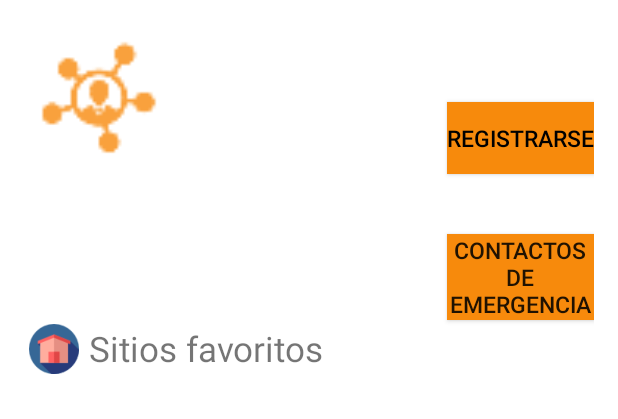
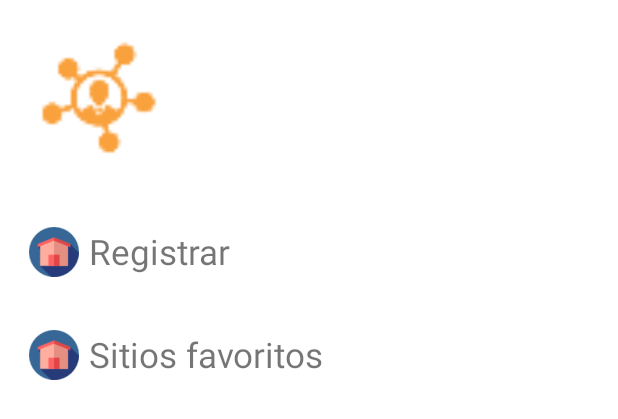
Before and after one commit to LauraCortes/PlanIt, an Android app: the layout activity_main.xml on its own in the app's theme, with its tools: preview values and no code run, on a phone screen of 412 x 824 dp. Shown: the top 419 px of the screen. Run offline under Robolectric (Android 15) with nearby library versions, the phone set to English and light mode, and no system bars.

Commit message:
Registrar req1

```diff
--- a/app/src/main/java/com/example/laura/planit/Services/MyService.java
+++ b/app/src/main/java/com/example/laura/planit/Services/MyService.java
@@ -3,6 +3,9 @@ package com.example.laura.planit.Services;
 import android.app.Service;
 import android.content.Intent;
 import android.os.IBinder;
+
+import com.example.laura.planit.Logica.User;
+import com.example.laura.planit.Persistencia.DBHandler;
 
 import static android.content.Intent.getIntent;
 
@@ -18,10 +21,13 @@ public class MyService extends Service {
 
     @Override
     public int onStartCommand(Intent intent, int flags, int startId) {
-        String requerimiento = intent.getExtras().getString("parametro");
+        String requerimiento = intent.getExtras().getString("Requerimiento");
         if(requerimiento.equals("Registrar"))
         {
-
+            DBHandler db = (DBHandler) intent.getExtras().get("DB");
+            User usuario = (User) intent.getExtras().get("Usuario");
+            db.addUser(usuario);
+            onDestroy();
         }
         return super.onStartCommand(intent, flags, startId);
 
--- a/app/src/main/res/layout/activity_main.xml
+++ b/app/src/main/res/layout/activity_main.xml
@@ -10,31 +10,6 @@
     android:paddingTop="@dimen/activity_vertical_margin"
     tools:context=".Activities.MainActivity">
 
-    <Button
-        android:id="@+id/buttonRegistrar"
-        android:layout_width="wrap_content"
-        android:layout_height="wrap_content"
-        android:layout_alignBottom="@+id/imageView"
-        android:layout_alignParentEnd="true"
-        android:background="#F78A0C"
-        android:onClick="Registrar"
-        android:text="Registrarse"
-        android:textColor="@android:color/black"
-        android:textSize="15dp"
-        android:typeface="normal" />
-
-    <Button
-        android:id="@+id/buttonContactEmergencia"
-        android:layout_width="wrap_content"
-        android:layout_height="wrap_content"
-        android:layout_alignStart="@+id/buttonRegistrar"
-        android:layout_below="@+id/buttonRegistrar"
-        android:layout_marginTop="40dp"
-        android:background="#F78A0C"
-        android:text="Contactos de emergencia"
-        android:textAlignment="center"
-        android:textSize="15dp" />
-
     <ImageView
         android:id="@+id/imageView"
         android:layout_width="100dp"
@@ -43,17 +18,55 @@
         android:layout_alignParentTop="true"
         android:background="@drawable/ic_action_name" />
 
+    <LinearLayout xmlns:android="http://schemas.android.com/apk/res/android"
+        xmlns:tools="http://schemas.android.com/tools"
+        android:layout_width="match_parent"
+        android:layout_height="50px"
+        android:orientation="horizontal"
+        android:clickable="true"
+        android:onClick="Registrar"
+        fontPath="fonts/DarwinBold.ttf"
+        tools:ignore="MissingPrefix"
+        android:layout_marginTop="35dp"
+        android:layout_below="@+id/imageView"
+        android:layout_alignParentStart="true"
+        android:id="@+id/linearLayout">
+
+        <ImageView
+            android:layout_width="50px"
+            android:layout_height="match_parent"
+            android:layout_alignParentTop="true"
+            android:layout_marginLeft="5px"
+            android:src="@drawable/home" />
+
+        <LinearLayout xmlns:android="http://schemas.android.com/apk/res/android"
+            xmlns:tools="http://schemas.android.com/tools"
+            android:layout_width="match_parent"
+            android:layout_height="match_parent"
+            android:paddingLeft="10px"
+            android:orientation="vertical">
+            <TextView
+                android:layout_width="match_parent"
+                android:layout_height="match_parent"
+                android:gravity="center_vertical"
+                android:text="Registrar"
+                android:layout_marginStart="0px"
+                android:textSize="35px"/>
+        </LinearLayout>
+    </LinearLayout>
 
     <LinearLayout xmlns:android="http://schemas.android.com/apk/res/android"
         xmlns:tools="http://schemas.android.com/tools"
         android:layout_width="match_parent"
         android:layout_height="50px"
-        android:layout_marginTop="300px"
         android:orientation="horizontal"
         android:clickable="true"
         android:onClick="lanzarSitios"
         fontPath="fonts/DarwinBold.ttf"
-        tools:ignore="MissingPrefix">
+        tools:ignore="MissingPrefix"
+        android:layout_below="@+id/linearLayout"
+        android:layout_alignParentStart="true"
+        android:layout_marginTop="35dp">
 
         <ImageView
             android:layout_width="50px"
@@ -76,7 +89,6 @@
                 android:layout_marginStart="0px"
                 android:textSize="35px"/>
         </LinearLayout>
-
     </LinearLayout>
 
 </RelativeLayout>
--- a/app/src/main/res/layout/activity_registro.xml
+++ b/app/src/main/res/layout/activity_registro.xml
@@ -24,7 +24,7 @@
         android:id="@+id/editTextPhoneNumber"
         android:layout_marginLeft="0dp"
         android:textSize="15dp"
-        android:text="Número de celular"
+        android:hint="Número de celular"
         android:layout_below="@+id/editTextName"
         android:layout_alignEnd="@+id/editTextConfirmation"
         android:layout_marginTop="35dp"
@@ -50,6 +50,7 @@
         android:id="@+id/editTextConfirmation"
         android:layout_marginTop="41dp"
         android:layout_below="@+id/buttonRegitrar"
+        android:hint="Número de confirmación"
         android:layout_centerHorizontal="true" />
 
     <Button
@@ -69,7 +70,7 @@
         android:id="@+id/editTextName"
         android:layout_below="@+id/imageView"
         android:layout_alignStart="@+id/editTextPhoneNumber"
-        android:text="Nombre"
+        android:hint="Nombre"
         android:layout_alignEnd="@+id/editTextPhoneNumber"
         android:textSize="15dp"
         android:layout_marginTop="35dp" />
```
